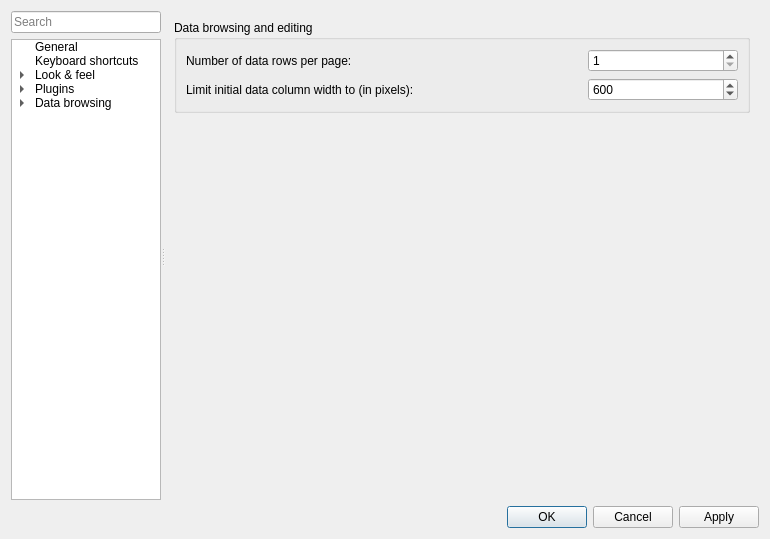
This is SQLiteStudio3/guiSQLiteStudio/dialogs/configdialog.ui in pawelsalawa/sqlitestudio as Qt 5 draws it before an edit. The edited form follows.
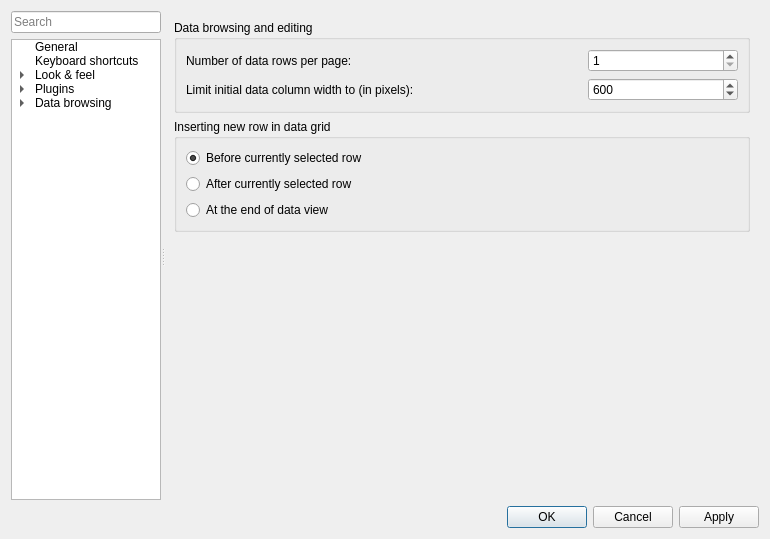
This is the edited form. The open tabs and pages were chosen to show the change. Icons and pictures are not drawn. Custom widgets are drawn as their Qt base class.

Commit message: #2801 Added option to select where to position the new inserted row - above/below selected row, or at the end of data view.

The edit to the form file:
```diff
--- a/SQLiteStudio3/guiSQLiteStudio/dialogs/configdialog.ui
+++ b/SQLiteStudio3/guiSQLiteStudio/dialogs/configdialog.ui
@@ -295,6 +295,57 @@
              </layout>
             </widget>
            </item>
+           <item>
+            <widget class="QGroupBox" name="insertRowPlacementGroup">
+             <property name="title">
+              <string>Inserting new row in data grid</string>
+             </property>
+             <layout class="QVBoxLayout" name="verticalLayout_33">
+              <item>
+               <widget class="ConfigRadioButton" name="insertRowBeforeRadio">
+                <property name="text">
+                 <string>Before currently selected row</string>
+                </property>
+                <property name="checked">
+                 <bool>true</bool>
+                </property>
+                <property name="assignedValue" stdset="0">
+                 <number>0</number>
+                </property>
+                <property name="cfg" stdset="0">
+                 <string>General.InsertRowPlacement</string>
+                </property>
+               </widget>
+              </item>
+              <item>
+               <widget class="ConfigRadioButton" name="insertRowAfterRadio">
+                <property name="text">
+                 <string>After currently selected row</string>
+                </property>
+                <property name="assignedValue" stdset="0">
+                 <number>1</number>
+                </property>
+                <property name="cfg" stdset="0">
+                 <string>General.InsertRowPlacement</string>
+                </property>
+               </widget>
+              </item>
+              <item>
+               <widget class="ConfigRadioButton" name="insertRowAtEndRadio">
+                <property name="text">
+                 <string>At the end of data view</string>
+                </property>
+                <property name="assignedValue" stdset="0">
+                 <number>2</number>
+                </property>
+                <property name="cfg" stdset="0">
+                 <string>General.InsertRowPlacement</string>
+                </property>
+               </widget>
+              </item>
+             </layout>
+            </widget>
+           </item>
            <item>
             <spacer name="verticalSpacer_6">
              <property name="orientation">
```
Left out of the diff: 16 changed lines with no effect on the pictures. The commit also changes 8 other files.
